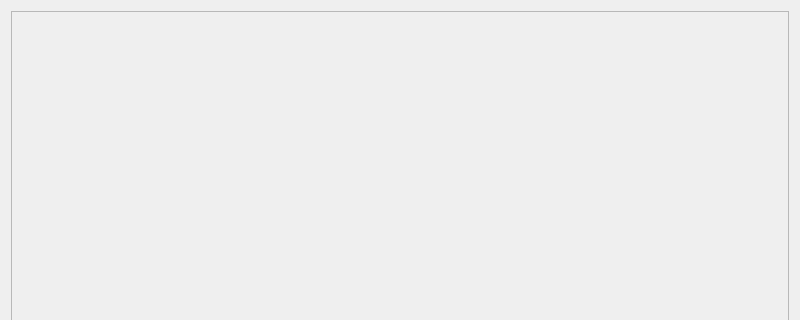
santabou/JobMatch, file allchat.ui: the form before one commit; both pictures show x 0 to 800 and y 0 to 320 of the 800 by 600 pixel window.
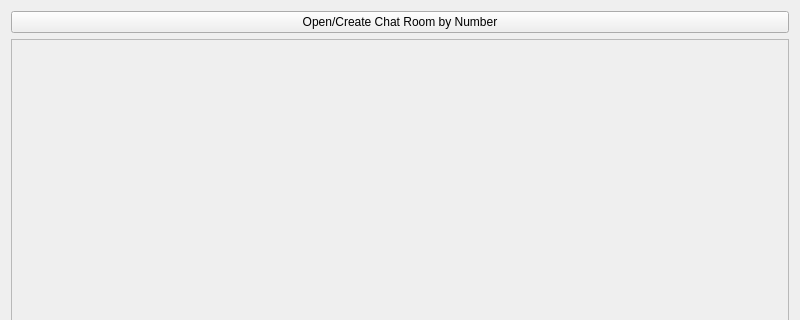
The form after the commit.

```diff
--- a/allchat.ui
+++ b/allchat.ui
@@ -14,6 +14,13 @@
    <string>Form</string>
   </property>
   <layout class="QVBoxLayout" name="verticalLayout">
+   <item>
+    <widget class="QPushButton" name="openroom">
+     <property name="text">
+      <string>Open/Create Chat Room by Number</string>
+     </property>
+    </widget>
+   </item>
    <item>
     <widget class="QScrollArea" name="scrollArea">
      <property name="widgetResizable">
@@ -25,7 +32,7 @@
         <x>0</x>
         <y>0</y>
         <width>776</width>
-        <height>576</height>
+        <height>541</height>
        </rect>
       </property>
       <layout class="QGridLayout" name="gridLayout"/>
```
